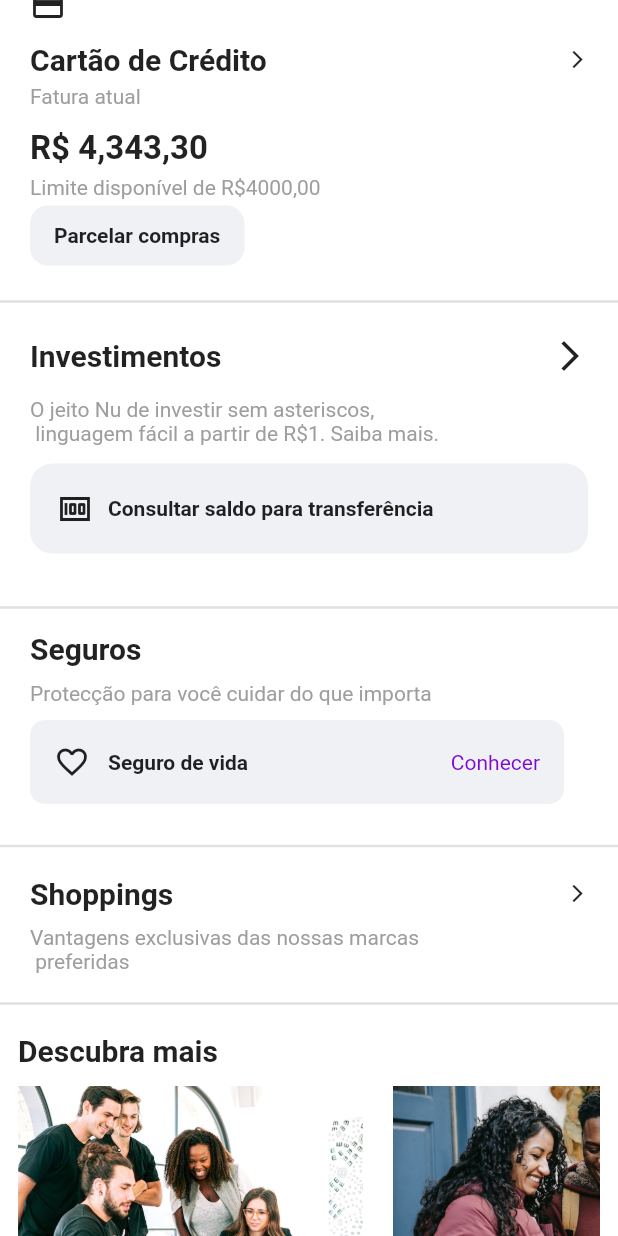
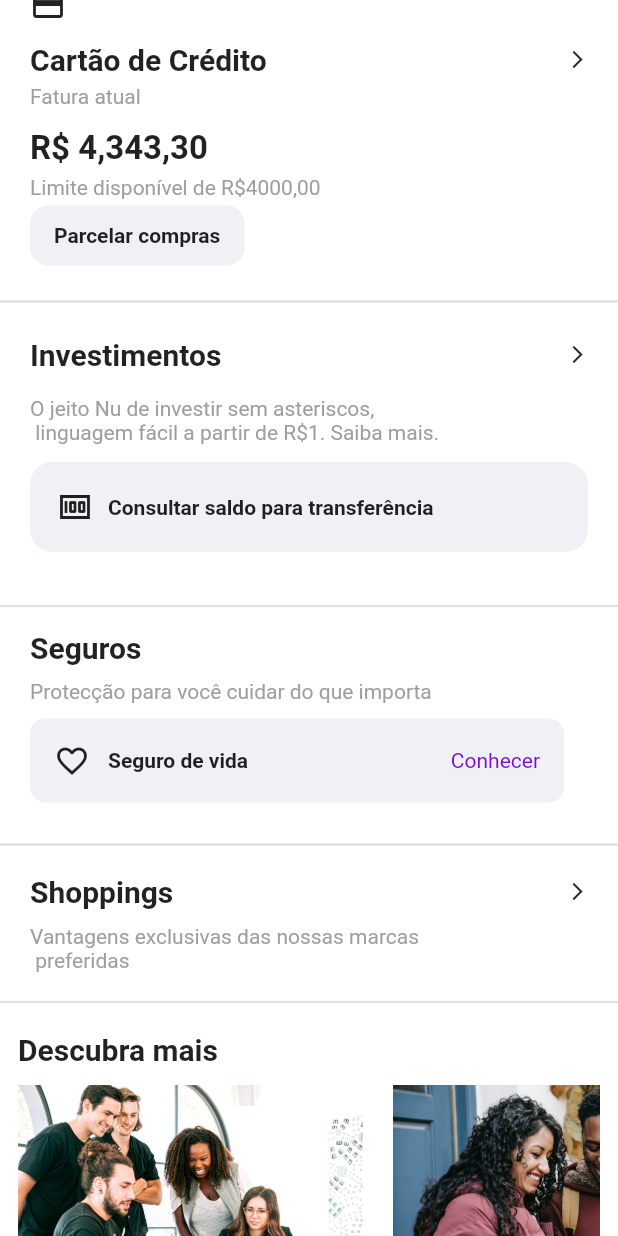
Before and after one commit to josedeneto/nubank_clone, a Flutter app: the screen it shows after launch, scrolled down 576 dp, on a phone screen of 412 x 824 dp. Run offline on Flutter 3.47's test engine with Material 2 defaults, Android fonts, the phone set to English and light mode, and no system bars; our stand-ins replace get.

Commit message:
Organizing folders and changing the icon

```diff
--- a/nubank_clone/lib/app.dart
+++ b/nubank_clone/lib/app.dart
@@ -1,7 +1,7 @@
 import 'package:flutter/material.dart';
 import 'package:nubank_clone/core/theme/app_theme.dart';
 
-import 'pages/home/home_page.dart';
+import 'src/pages/home/home_page.dart';
 
 class App extends StatelessWidget {
   const App({Key? key}) : super(key: key);
@@ -14,9 +14,7 @@ class App extends StatelessWidget {
       title: 'Clone Nubank',
       theme: AppTheme.theme,
       initialRoute: '/',
-      routes:{
-        '/':(_) => const HomePage()
-      } ,
+      routes: {'/': (_) => const HomePage()},
     );
   }
 }
--- a/nubank_clone/lib/pages/home/investments/investments.dart
+++ /dev/null
@@ -1,56 +0,0 @@
-
-import 'package:flutter/material.dart';
-import 'package:nubank_clone/core/theme/app_colors.dart';
-
-
-class Investments extends StatelessWidget {
-  const Investments({ Key? key }) : super(key: key);
-
-  @override
-  Widget build(BuildContext context) {
-    return Container(
-      padding: const EdgeInsets.symmetric(horizontal: 20, vertical: 16),
-      child: Column(
-        crossAxisAlignment: CrossAxisAlignment.start,
-        children: [
-          _textInvestmentsChevron(),
-          investmentsValue(),
-          consultValue()
-        ],
-      ),
-    );
-  }
-
-  _textInvestmentsChevron(){
-    return Row(
-      mainAxisAlignment: MainAxisAlignment.spaceBetween,
-      children:  const [
-        Text('Investimentos', style: TextStyle(fontSize: 20, fontWeight: FontWeight.bold),),
-        Icon(Icons.arrow_forward_ios_outlined),
-      ],
-    );
-  }
-  investmentsValue(){
-    return  const Padding(
-      padding:  EdgeInsets.only(top: 16.0),
-      child: Text('O jeito Nu de investir sem asteriscos, \n linguagem fácil a partir de R\$1. Saiba mais.', style: TextStyle(color: AppColors.grey),),
-    );
-  }
-
-  consultValue(){
-    return Container(
-      margin: const EdgeInsets.only(top: 12, bottom: 12),
-      decoration:  BoxDecoration(
-        color: AppColors.greyColor, borderRadius: BorderRadius.circular(15)
-      ),
-      padding: const EdgeInsets.all(18),
-      child: Row(
-        children: [
-          const Icon(Icons.money),
-          Container(margin:const EdgeInsets.symmetric(horizontal: 10),
-          child: const Text('Consultar saldo para transferência', style: TextStyle(fontWeight: FontWeight.bold),),)
-        ],
-      ),
-    );
-  }
-}
--- /dev/null
+++ b/nubank_clone/lib/src/pages/home/investments/investments.dart
@@ -0,0 +1,65 @@
+import 'package:flutter/material.dart';
+import 'package:nubank_clone/core/theme/app_colors.dart';
+
+class Investments extends StatelessWidget {
+  const Investments({Key? key}) : super(key: key);
+
+  @override
+  Widget build(BuildContext context) {
+    return Container(
+      padding: const EdgeInsets.symmetric(horizontal: 20, vertical: 16),
+      child: Column(
+        crossAxisAlignment: CrossAxisAlignment.start,
+        children: [
+          _textInvestmentsChevron(),
+          investmentsValue(),
+          consultValue()
+        ],
+      ),
+    );
+  }
+
+  _textInvestmentsChevron() {
+    return Row(
+      mainAxisAlignment: MainAxisAlignment.spaceBetween,
+      children: const [
+        Text(
+          'Investimentos',
+          style: TextStyle(fontSize: 20, fontWeight: FontWeight.bold),
+        ),
+        Icon(Icons.arrow_forward_ios_outlined, size: 14),
+      ],
+    );
+  }
+
+  investmentsValue() {
+    return const Padding(
+      padding: EdgeInsets.only(top: 16.0),
+      child: Text(
+        'O jeito Nu de investir sem asteriscos, \n linguagem fácil a partir de R\$1. Saiba mais.',
+        style: TextStyle(color: AppColors.grey),
+      ),
+    );
+  }
+
+  consultValue() {
+    return Container(
+      margin: const EdgeInsets.only(top: 12, bottom: 12),
+      decoration: BoxDecoration(
+          color: AppColors.greyColor, borderRadius: BorderRadius.circular(15)),
+      padding: const EdgeInsets.all(18),
+      child: Row(
+        children: [
+          const Icon(Icons.money),
+          Container(
+            margin: const EdgeInsets.symmetric(horizontal: 10),
+            child: const Text(
+              'Consultar saldo para transferência',
+              style: TextStyle(fontWeight: FontWeight.bold),
+            ),
+          )
+        ],
+      ),
+    );
+  }
+}
--- a/nubank_clone/lib/pages/home/model/header.dart
+++ b/nubank_clone/lib/src/pages/home/model/header.dart
@@ -1,7 +1,8 @@
 import 'package:flutter/material.dart';
 import 'package:get/get_state_manager/src/simple/get_state.dart';
-import 'package:nubank_clone/controllers/controller_home_page.dart';
 import 'package:nubank_clone/core/theme/app_colors.dart';
+
+import '../../../controllers/controller_home_page.dart';
 
 class HeaderComponent extends StatefulWidget {
   const HeaderComponent({Key? key}) : super(key: key);
```
Also changed, not shown: nubank_clone/lib/pages/home/account/account.dart (deleted, +0 -49 lines), nubank_clone/lib/src/pages/home/account/account.dart (added, +60 -0 lines), nubank_clone/lib/main.dart (line endings or trailing spaces), nubank_clone/lib/src/controllers/controller_home_page.dart (renamed from nubank_clone/lib/controllers/controller_home_page.dart), nubank_clone/lib/src/pages/home/actions/menu_items.dart (renamed from nubank_clone/lib/pages/home/actions/menu_items.dart), nubank_clone/lib/src/pages/home/creditsCard/credit_card.dart (renamed from nubank_clone/lib/pages/home/creditsCard/credit_card.dart), nubank_clone/lib/src/pages/home/creditsCard/my_credits_cards.dart (renamed from nubank_clone/lib/pages/home/creditsCard/my_credits_cards.dart), nubank_clone/lib/src/pages/home/find_out_more/find_out_more.dart (renamed from nubank_clone/lib/pages/home/find_out_more/find_out_more.dart), nubank_clone/lib/src/pages/home/find_out_more/model/card_model.dart (renamed from nubank_clone/lib/pages/home/find_out_more/model/card_model.dart), nubank_clone/lib/src/pages/home/home_page.dart (renamed from nubank_clone/lib/pages/home/home_page.dart), nubank_clone/lib/src/pages/home/model/appbar.dart (renamed from nubank_clone/lib/pages/home/model/appbar.dart), nubank_clone/lib/src/pages/home/notifications_page/notifications.dart (renamed from nubank_clone/lib/pages/home/notifications_page/notifications.dart), nubank_clone/lib/src/pages/home/security_life/security_life.dart (renamed from nubank_clone/lib/pages/home/security_life/security_life.dart), nubank_clone/lib/src/pages/home/shopping/shopping.dart (renamed from nubank_clone/lib/pages/home/shopping/shopping.dart).
